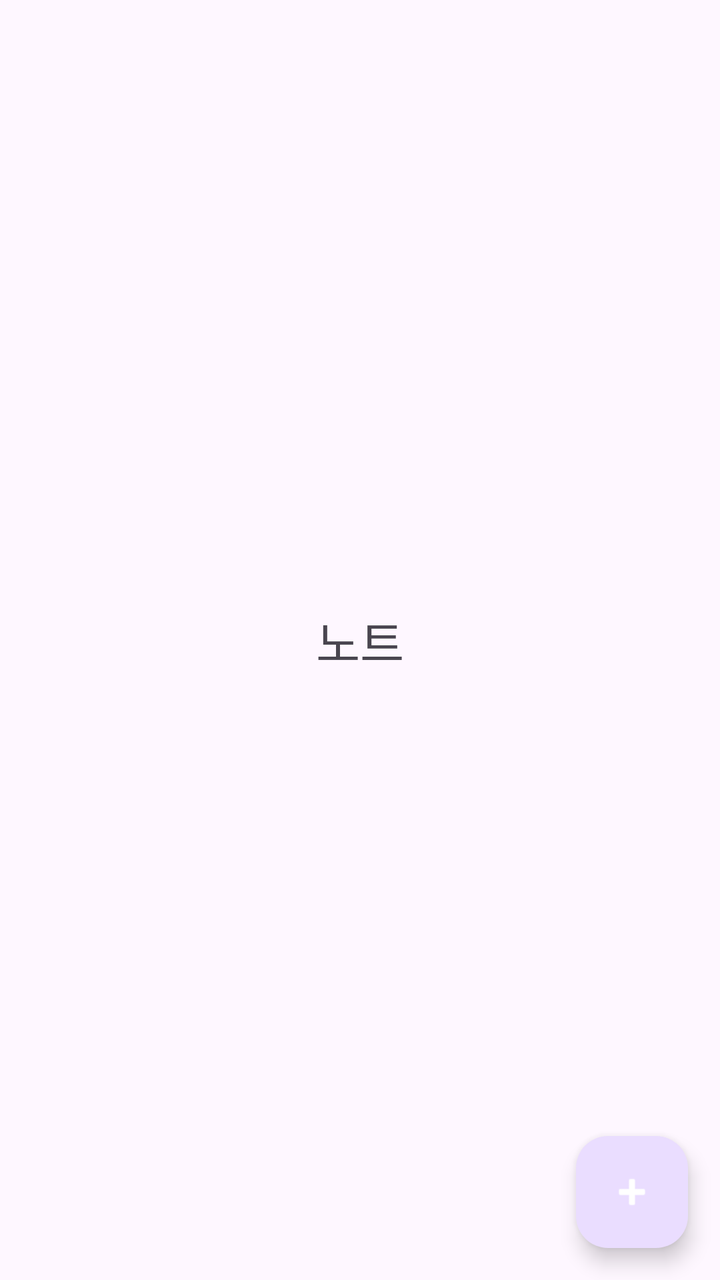
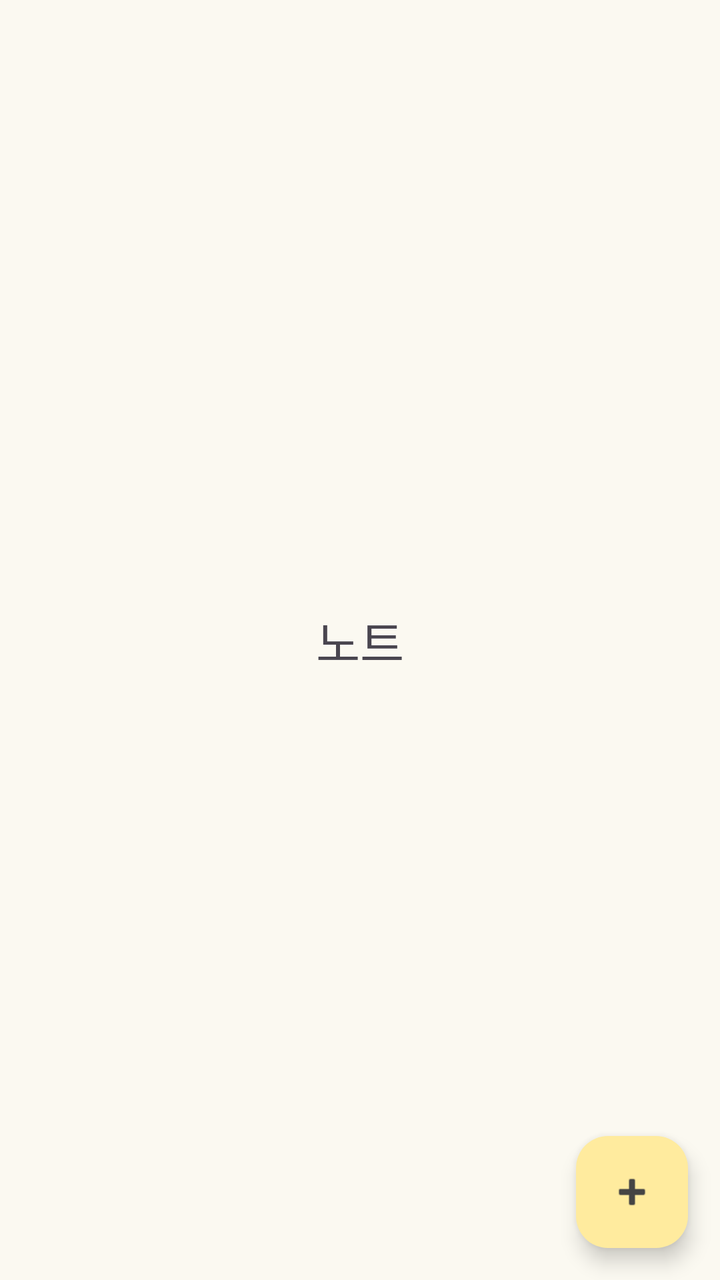

Before-and-after screenshots of an Android layout around one commit, followed by the original layout XML and the change that was made.
<!-- AndroidManifest.xml: application theme Theme.ToDoNote -->
<!-- res/layout/fragment_note.xml -->
<?xml version="1.0" encoding="utf-8"?>
<androidx.constraintlayout.widget.ConstraintLayout xmlns:android="http://schemas.android.com/apk/res/android"
    xmlns:app="http://schemas.android.com/apk/res-auto"
    android:layout_width="match_parent"
    android:layout_height="match_parent">

    <TextView
        android:layout_width="wrap_content"
        android:layout_height="wrap_content"
        android:text="노트"
        android:textSize="24sp"
        app:layout_constraintBottom_toBottomOf="parent"
        app:layout_constraintEnd_toEndOf="parent"
        app:layout_constraintStart_toStartOf="parent"
        app:layout_constraintTop_toTopOf="parent" />

    <com.google.android.material.floatingactionbutton.FloatingActionButton
        android:id="@+id/fab_note"
        android:layout_width="wrap_content"
        android:layout_height="wrap_content"
        android:layout_margin="16dp"
        android:src="@android:drawable/ic_input_add"
        app:layout_constraintBottom_toBottomOf="parent"
        app:layout_constraintEnd_toEndOf="parent"
        app:tint="@android:color/white" />

</androidx.constraintlayout.widget.ConstraintLayout>
<!-- resources referenced by this layout -->
<resources>
  <style name="Theme.ToDoNote" parent="Base.Theme.ToDoNote" />
  <style name="Base.Theme.ToDoNote" parent="Theme.Material3.DayNight.NoActionBar">
          
          
      </style>
</resources>

<!-- the commit's change to res/layout/fragment_note.xml (unified diff, before → after) -->
@@ -2,7 +2,8 @@
 <androidx.constraintlayout.widget.ConstraintLayout xmlns:android="http://schemas.android.com/apk/res/android"
     xmlns:app="http://schemas.android.com/apk/res-auto"
     android:layout_width="match_parent"
-    android:layout_height="match_parent">
+    android:layout_height="match_parent"
+    android:background="@color/color_background">
 
     <TextView
         android:layout_width="wrap_content"
@@ -20,8 +21,9 @@
         android:layout_height="wrap_content"
         android:layout_margin="16dp"
         android:src="@android:drawable/ic_input_add"
+        app:backgroundTint="@color/color_accent"
+        app:tint="@color/color_text_dark"
         app:layout_constraintBottom_toBottomOf="parent"
-        app:layout_constraintEnd_toEndOf="parent"
-        app:tint="@android:color/white" />
+        app:layout_constraintEnd_toEndOf="parent" />
 
 </androidx.constraintlayout.widget.ConstraintLayout>
<!-- resource entries referenced after the edit -->
@@ -1,9 +1,50 @@
 <!-- resources referenced by this layout -->
 <resources>
+  <color name="color_accent">#FFEB9E</color>
+  <color name="color_background">#FBF9F1</color>
+  <color name="color_text_dark">#444444</color>
   <style name="Theme.ToDoNote" parent="Base.Theme.ToDoNote" />
   <style name="Base.Theme.ToDoNote" parent="Theme.Material3.DayNight.NoActionBar">
           
+          <item name="colorPrimary">@color/color_primary</item>
+          <item name="colorPrimaryDark">@color/color_primary_dark</item>
+          <item name="colorPrimaryVariant">@color/color_primary_light</item>
           
+          
+          <item name="colorSecondary">@color/color_secondary</item>
+          <item name="colorSecondaryVariant">@color/color_secondary_dark</item>
+          
+          
+          <item name="android:colorBackground">@color/color_background</item>
+          <item name="colorSurface">@color/color_surface</item>
+          
+          
+          <item name="android:textColorPrimary">@color/color_text_dark</item>
+          <item name="android:textColorSecondary">@color/color_text_medium</item>
+          <item name="colorOnPrimary">@color/white</item>
+          <item name="colorOnSecondary">@color/color_text_dark</item>
+          <item name="colorOnBackground">@color/color_text_dark</item>
+          <item name="colorOnSurface">@color/color_text_dark</item>
+          <item name="colorOnSurfaceVariant">@color/color_text_medium</item>
+          
+          
+          <item name="colorAccent">@color/color_accent</item>
+          
+          
+          <item name="colorOutline">@color/color_outline</item>
+          
+          
+          <item name="android:statusBarColor">@android:color/black</item>
+          <item name="android:windowLightStatusBar">false</item>
       </style>
+  <color name="color_primary">#A0D9C8</color>
+  <color name="color_primary_dark">#7DB8A5</color>
+  <color name="color_primary_light">#C8E8DC</color>
+  <color name="color_secondary">#F0D5C9</color>
+  <color name="color_secondary_dark">#E0B5A3</color>
+  <color name="color_surface">#FFFFFF</color>
+  <color name="color_text_medium">#666666</color>
+  <color name="white">#FFFFFFFF</color>
+  <color name="color_outline">#333333</color>
 </resources>
 
